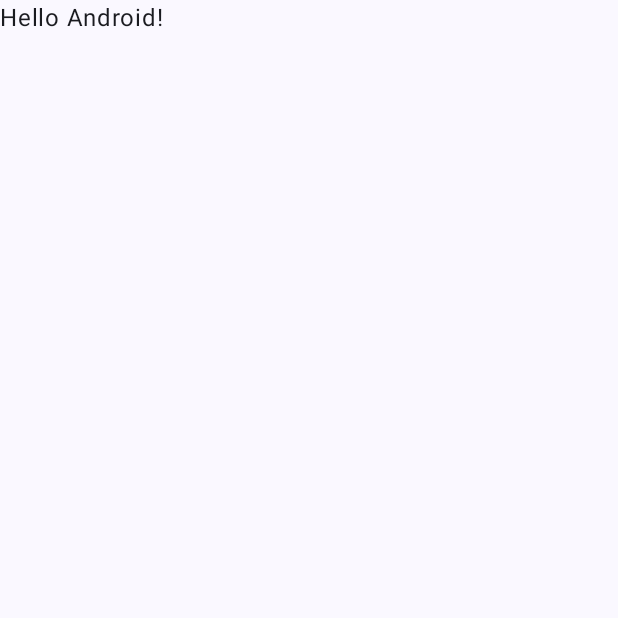
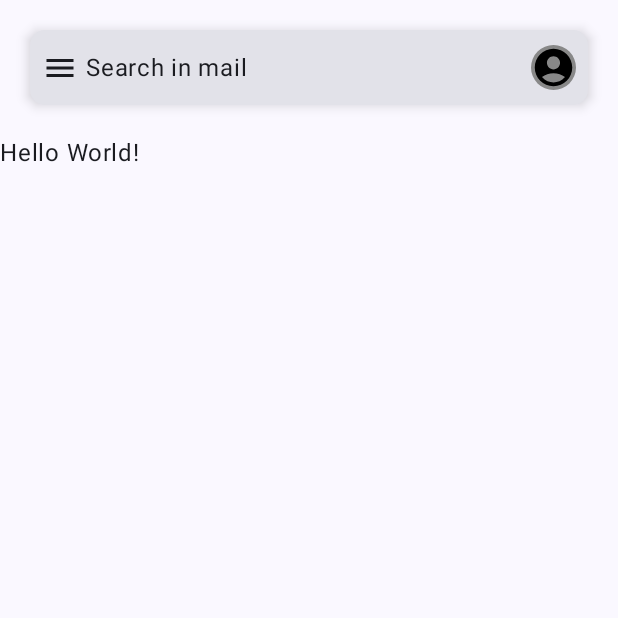
Before and after one commit to darjijignesh/GmailClone, an Android app built with Jetpack Compose: the screen it shows after launch (MainActivity), on a phone screen of 412 x 824 dp, the top half of it. Before the commit the part shown is almost empty. Run offline under Robolectric (Android 15) with nearby library versions, the phone set to English and light mode, and no system bars.

Commit message:
Created Home App Bar Component

```diff
--- a/app/build.gradle.kts
+++ b/app/build.gradle.kts
@@ -5,7 +5,7 @@ plugins {
 
 android {
     namespace = "com.jignesh.gmailclone"
-    compileSdk = 34
+    compileSdk = 35
 
     defaultConfig {
         applicationId = "com.jignesh.gmailclone"
--- a/app/src/main/java/com/jignesh/gmailclone/MainActivity.kt
+++ b/app/src/main/java/com/jignesh/gmailclone/MainActivity.kt
@@ -1,16 +1,20 @@
- package com.jignesh.gmailclone
+package com.jignesh.gmailclone
 
 import android.os.Bundle
+import android.util.Log
 import androidx.activity.ComponentActivity
 import androidx.activity.compose.setContent
 import androidx.activity.enableEdgeToEdge
-import androidx.compose.foundation.layout.fillMaxSize
 import androidx.compose.foundation.layout.padding
+import androidx.compose.foundation.layout.statusBarsPadding
+import androidx.compose.material3.MaterialTheme
 import androidx.compose.material3.Scaffold
+import androidx.compose.material3.Surface
 import androidx.compose.material3.Text
 import androidx.compose.runtime.Composable
 import androidx.compose.ui.Modifier
 import androidx.compose.ui.tooling.preview.Preview
+import com.jignesh.gmailclone.components.HomeAppBar
 import com.jignesh.gmailclone.ui.theme.GmailCloneTheme
 
 class MainActivity : ComponentActivity() {
@@ -19,11 +23,8 @@ class MainActivity : ComponentActivity() {
         enableEdgeToEdge()
         setContent {
             GmailCloneTheme {
-                Scaffold(modifier = Modifier.fillMaxSize()) { innerPadding ->
-                    Greeting(
-                        name = "Android",
-                        modifier = Modifier.padding(innerPadding)
-                    )
+                Surface(color = MaterialTheme.colorScheme.background) {
+                    GmailUI()
                 }
             }
         }
@@ -31,17 +32,22 @@ class MainActivity : ComponentActivity() {
 }
 
 @Composable
-fun Greeting(name: String, modifier: Modifier = Modifier) {
-    Text(
-        text = "Hello $name!",
-        modifier = modifier
-    )
+fun GmailUI() {
+    Scaffold(topBar = {
+        HomeAppBar(modifier = Modifier.statusBarsPadding())
+    }) { innerPadding ->
+        Text(
+            text = "Hello World!",
+            modifier = Modifier.padding(innerPadding)
+        )
+    }
 }
+
 
 @Preview(showBackground = true)
 @Composable
 fun GreetingPreview() {
     GmailCloneTheme {
-        Greeting("Android")
+        GmailUI()
     }
 }
--- /dev/null
+++ b/app/src/main/java/com/jignesh/gmailclone/components/HomeAppBar.kt
@@ -0,0 +1,70 @@
+package com.jignesh.gmailclone.components
+
+import androidx.compose.foundation.Image
+import androidx.compose.foundation.background
+import androidx.compose.foundation.layout.Box
+import androidx.compose.foundation.layout.Row
+import androidx.compose.foundation.layout.fillMaxSize
+import androidx.compose.foundation.layout.padding
+import androidx.compose.foundation.layout.requiredHeight
+import androidx.compose.foundation.layout.size
+import androidx.compose.foundation.shape.CircleShape
+import androidx.compose.foundation.shape.RoundedCornerShape
+import androidx.compose.material.icons.Icons
+import androidx.compose.material.icons.filled.Menu
+import androidx.compose.material3.Card
+import androidx.compose.material3.CardDefaults.cardElevation
+import androidx.compose.material3.Icon
+import androidx.compose.material3.Text
+import androidx.compose.runtime.Composable
+import androidx.compose.ui.Alignment
+import androidx.compose.ui.Modifier
+import androidx.compose.ui.draw.clip
+import androidx.compose.ui.graphics.Color
+import androidx.compose.ui.res.painterResource
+import androidx.compose.ui.tooling.preview.Preview
+import androidx.compose.ui.unit.dp
+import com.jignesh.gmailclone.GmailUI
+import com.jignesh.gmailclone.R
+import com.jignesh.gmailclone.ui.theme.GmailCloneTheme
+
+@Composable
+fun HomeAppBar(modifier: Modifier) {
+    Box(modifier = modifier.padding(20.dp)) {
+        Card(
+            modifier = Modifier.requiredHeight(50.dp),
+            shape = RoundedCornerShape(10.dp),
+            elevation = cardElevation(5.dp)
+        ) {
+            Row(
+                verticalAlignment = Alignment.CenterVertically,
+                modifier = Modifier
+                    .fillMaxSize()
+                    .padding(8.dp)
+            ) {
+                Icon(Icons.Default.Menu, "Menu")
+                Text(text = "Search in mail", modifier = Modifier
+                    .weight(2.0f)
+                    .padding(5.dp))
+                Image(
+                    painter = painterResource(id = R.drawable.baseline_account_circle_24),
+                    contentDescription = "profile",
+                    modifier = Modifier
+                        .size(30.dp)
+                        .clip(CircleShape)
+                        .background(color = Color.Gray)
+                )
+            }
+
+        }
+
+    }
+}
+
+@Preview(showBackground = true)
+@Composable
+fun GreetingPreview() {
+    GmailCloneTheme {
+        GmailUI()
+    }
+}
--- /dev/null
+++ b/app/src/main/res/drawable/baseline_account_box_24.xml
@@ -0,0 +1,12 @@
+<vector xmlns:android="http://schemas.android.com/apk/res/android"
+    android:width="24dp"
+    android:height="24dp"
+    android:tint="#000000"
+    android:viewportWidth="24"
+    android:viewportHeight="24">
+
+    <path
+        android:fillColor="@android:color/white"
+        android:pathData="M19,3H5C3.9,3 3,3.9 3,5v14c0,1.1 0.9,2 2,2h14c1.1,0 2,-0.9 2,-2V5C21,3.9 20.1,3 19,3zM12,6c1.93,0 3.5,1.57 3.5,3.5c0,1.93 -1.57,3.5 -3.5,3.5s-3.5,-1.57 -3.5,-3.5C8.5,7.57 10.07,6 12,6zM19,19H5v-0.23c0,-0.62 0.28,-1.2 0.76,-1.58C7.47,15.82 9.64,15 12,15s4.53,0.82 6.24,2.19c0.48,0.38 0.76,0.97 0.76,1.58V19z" />
+
+</vector>
--- /dev/null
+++ b/app/src/main/res/drawable/baseline_account_circle_24.xml
@@ -0,0 +1,5 @@
+<vector xmlns:android="http://schemas.android.com/apk/res/android" android:height="24dp" android:tint="#000000" android:viewportHeight="24" android:viewportWidth="24" android:width="24dp">
+
+    <path android:fillColor="@android:color/white" android:pathData="M12,2C6.48,2 2,6.48 2,12s4.48,10 10,10s10,-4.48 10,-10S17.52,2 12,2zM12,6c1.93,0 3.5,1.57 3.5,3.5S13.93,13 12,13s-3.5,-1.57 -3.5,-3.5S10.07,6 12,6zM12,20c-2.03,0 -4.43,-0.82 -6.14,-2.88C7.55,15.8 9.68,15 12,15s4.45,0.8 6.14,2.12C16.43,19.18 14.03,20 12,20z"/>
+
+</vector>
```
